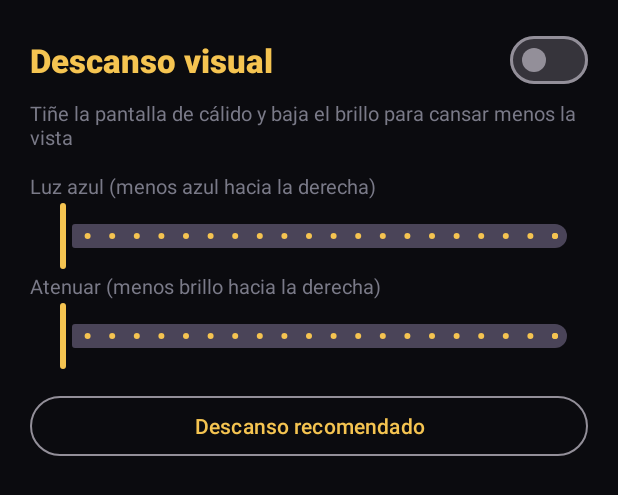
After one commit to LuisDornellez/TubeLD-para-tv, an Android app: the layout dialog_rest.xml on its own in the app's theme, with its tools: preview values and no code run, on a phone screen of 412 x 824 dp. The commit adds this screen. Shown: the top 495 px of the screen. Run offline under Robolectric (Android 15) with nearby library versions, the phone set to English and light mode, and no system bars.

Commit message:
Subido desde Chat IA LD: tubeLD-tv-1.zip

```diff
--- /dev/null
+++ b/app/src/main/res/layout/dialog_rest.xml
@@ -0,0 +1,84 @@
+<?xml version="1.0" encoding="utf-8"?>
+<androidx.core.widget.NestedScrollView xmlns:android="http://schemas.android.com/apk/res/android"
+    android:layout_width="match_parent"
+    android:layout_height="wrap_content">
+
+    <LinearLayout
+        android:layout_width="match_parent"
+        android:layout_height="wrap_content"
+        android:orientation="vertical"
+        android:paddingStart="20dp"
+        android:paddingTop="16dp"
+        android:paddingEnd="20dp"
+        android:paddingBottom="24dp">
+
+        <LinearLayout
+            android:layout_width="match_parent"
+            android:layout_height="wrap_content"
+            android:gravity="center_vertical"
+            android:orientation="horizontal">
+
+            <TextView
+                android:layout_width="0dp"
+                android:layout_height="wrap_content"
+                android:layout_weight="1"
+                android:fontFamily="sans-serif-medium"
+                android:text="Descanso visual"
+                android:textColor="?attr/colorPrimary"
+                android:textSize="22sp"
+                android:textStyle="bold" />
+
+            <com.google.android.material.materialswitch.MaterialSwitch
+                android:id="@+id/swRest"
+                android:layout_width="wrap_content"
+                android:layout_height="wrap_content" />
+        </LinearLayout>
+
+        <TextView
+            android:layout_width="match_parent"
+            android:layout_height="wrap_content"
+            android:layout_marginTop="2dp"
+            android:text="Tiñe la pantalla de cálido y baja el brillo para cansar menos la vista"
+            android:textColor="@color/muted"
+            android:textSize="13sp" />
+
+        <TextView
+            android:layout_width="match_parent"
+            android:layout_height="wrap_content"
+            android:layout_marginTop="14dp"
+            android:text="Luz azul (menos azul hacia la derecha)"
+            android:textColor="@color/muted"
+            android:textSize="13sp" />
+
+        <com.google.android.material.slider.Slider
+            android:id="@+id/slBlue"
+            android:layout_width="match_parent"
+            android:layout_height="wrap_content"
+            android:stepSize="5"
+            android:valueFrom="0"
+            android:valueTo="100" />
+
+        <TextView
+            android:layout_width="match_parent"
+            android:layout_height="wrap_content"
+            android:text="Atenuar (menos brillo hacia la derecha)"
+            android:textColor="@color/muted"
+            android:textSize="13sp" />
+
+        <com.google.android.material.slider.Slider
+            android:id="@+id/slDim"
+            android:layout_width="match_parent"
+            android:layout_height="wrap_content"
+            android:stepSize="5"
+            android:valueFrom="0"
+            android:valueTo="100" />
+
+        <Button
+            android:id="@+id/btnRestPreset"
+            style="@style/Widget.Material3.Button.OutlinedButton"
+            android:layout_width="match_parent"
+            android:layout_height="wrap_content"
+            android:layout_marginTop="12dp"
+            android:text="Descanso recomendado" />
+    </LinearLayout>
+</androidx.core.widget.NestedScrollView>
```
Also changed, not shown: app/src/main/java/com/ld/tubeld/MainActivity.kt (+107 -2 lines), app/src/main/res/drawable/ic_eye.xml (added, +9 -0 lines), app/src/main/res/layout/activity_main.xml (+10 -0 lines), 1 other file.
